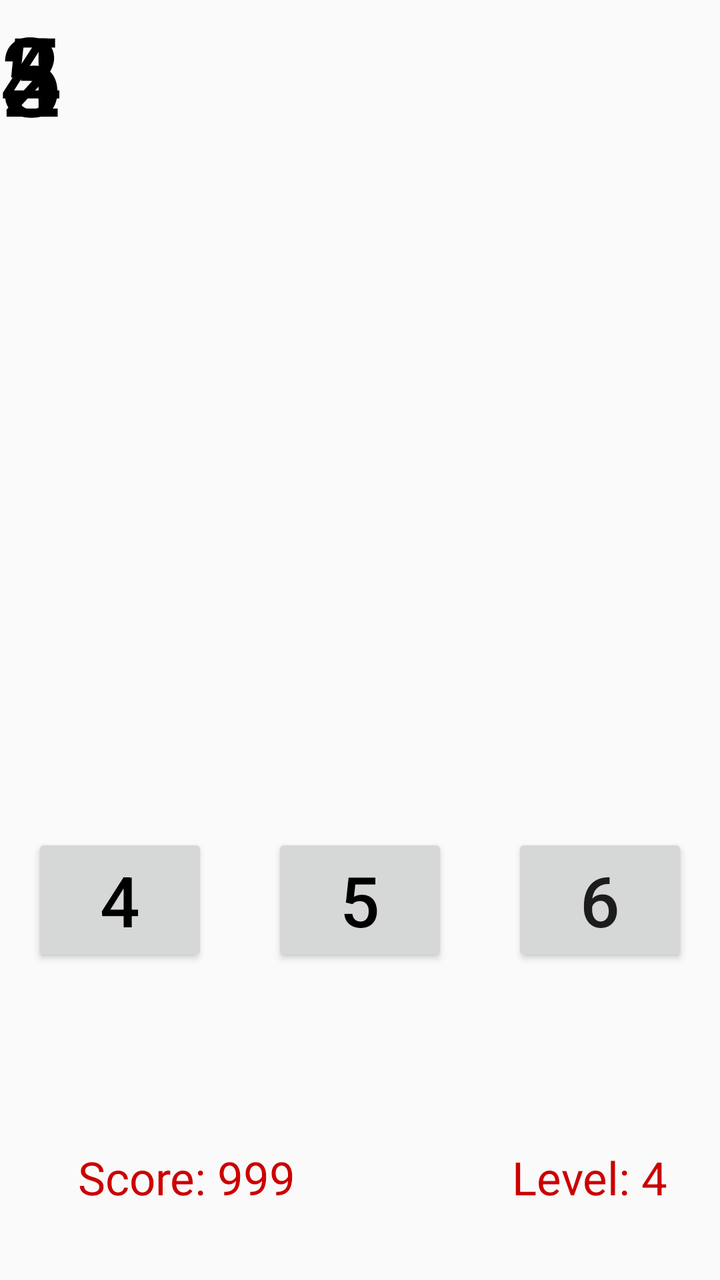
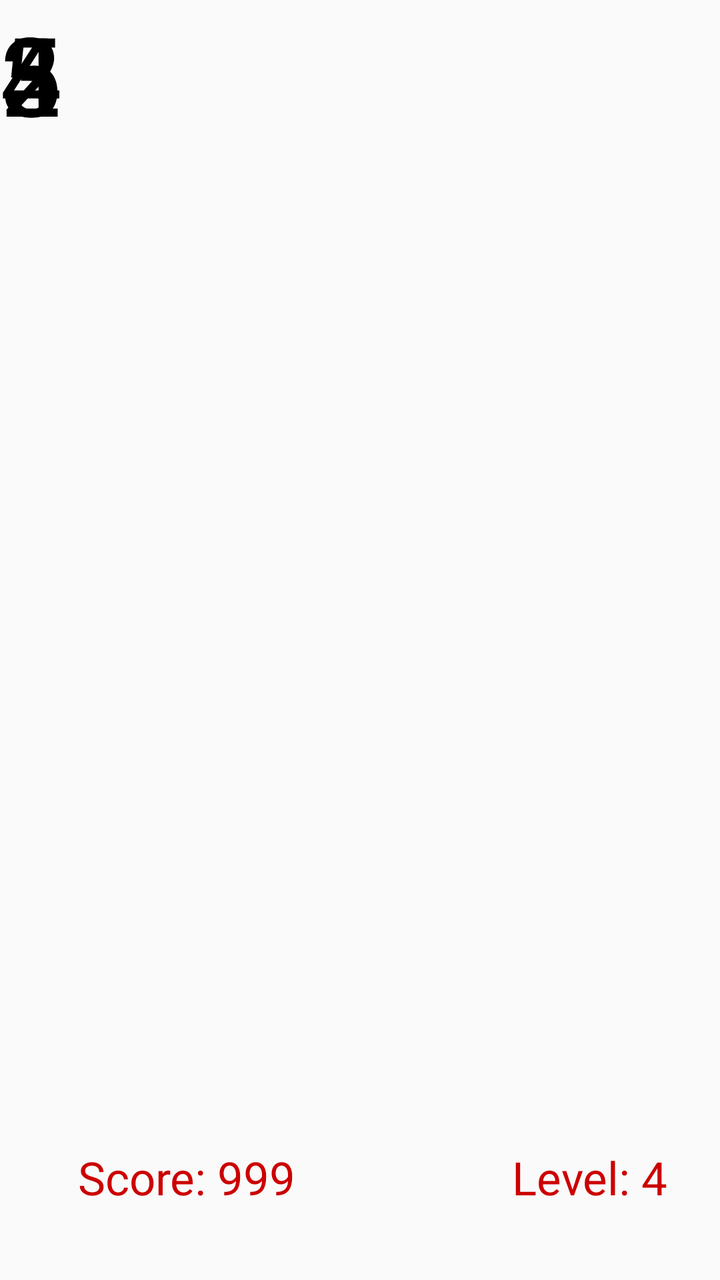

Compare the two renders of this Android layout. The source of the first and the diff that turns it into the second are given below.
<!-- AndroidManifest.xml: application theme AppTheme -->
<!-- res/layout/activity_game.xml -->
<?xml version="1.0" encoding="utf-8"?>
<android.support.constraint.ConstraintLayout xmlns:android="http://schemas.android.com/apk/res/android"
    xmlns:app="http://schemas.android.com/apk/res-auto"
    xmlns:tools="http://schemas.android.com/tools"
    android:layout_width="match_parent"
    android:layout_height="match_parent"
    tools:context="com.packetpub.mathgamechapter2.GameActivity"
    tools:layout_editor_absoluteY="81dp"
    tools:layout_editor_absoluteX="0dp">

    <TextView
        android:id="@+id/textPartA"
        android:layout_width="0dp"
        android:layout_height="75dp"
        android:layout_marginEnd="21dp"
        android:layout_marginStart="16dp"
        android:contentDescription="33"
        android:text="3"
        android:textColor="@android:color/black"
        android:textSize="55sp"
        tools:layout_editor_absoluteY="161dp"
        tools:layout_editor_absoluteX="16dp" />

    <TextView
        android:id="@+id/textPartD"
        android:layout_width="49dp"
        android:layout_height="82dp"
        android:layout_marginStart="19dp"
        android:text="4"
        android:textColor="@android:color/black"
        android:textSize="55sp"
        android:layout_marginEnd="23dp"
        tools:layout_editor_absoluteY="161dp"
        tools:layout_editor_absoluteX="302dp" />

    <TextView
        android:id="@+id/textPartC"
        android:layout_width="53dp"
        android:layout_height="76dp"
        android:layout_marginStart="18dp"
        android:text="2"
        android:textColor="@android:color/black"
        android:textSize="55sp"
        android:layout_marginEnd="19dp"
        tools:layout_editor_absoluteY="161dp"
        tools:layout_editor_absoluteX="205dp" />

    <TextView
        android:id="@+id/textPartB"
        android:layout_width="67dp"
        android:layout_height="82dp"
        android:text="5"
        android:textColor="@android:color/black"
        android:textSize="55sp"
        android:layout_marginEnd="65dp"
        android:layout_marginStart="65dp"
        tools:layout_editor_absoluteY="161dp"
        tools:layout_editor_absoluteX="104dp" />

    <Button
        android:id="@+id/buttonChoice1"
        android:layout_width="wrap_content"
        android:layout_height="wrap_content"
        android:layout_marginStart="16dp"
        android:text="4"
        android:textColor="@android:color/black"
        android:textSize="35sp"
        app:layout_constraintBaseline_toBaselineOf="@+id/buttonChoice2"
        tools:layout_constraintBaseline_creator="1"
        tools:layout_constraintLeft_creator="1"
        app:layout_constraintLeft_toLeftOf="parent"
        android:layout_marginLeft="16dp" />

    <Button
        android:id="@+id/buttonChoice2"
        android:layout_width="wrap_content"
        android:layout_height="wrap_content"
        android:text="5"
        android:textColor="@android:color/black"
        android:textSize="35sp"
        tools:layout_constraintRight_creator="1"
        tools:layout_constraintBottom_creator="1"
        app:layout_constraintBottom_toTopOf="@+id/textScore"
        app:layout_constraintRight_toRightOf="parent"
        tools:layout_constraintLeft_creator="1"
        android:layout_marginBottom="90dp"
        app:layout_constraintLeft_toLeftOf="parent" />

    <Button
        android:id="@+id/buttonChoice3"
        android:layout_width="wrap_content"
        android:layout_height="wrap_content"
        android:layout_marginEnd="16dp"
        android:text="6"
        android:textSize="35sp"
        tools:layout_constraintRight_creator="1"
        app:layout_constraintRight_toRightOf="parent"
        app:layout_constraintBaseline_toBaselineOf="@+id/buttonChoice2"
        tools:layout_constraintBaseline_creator="1"
        android:layout_marginRight="16dp" />

    <TextView
        android:id="@+id/textScore"
        android:layout_width="wrap_content"
        android:layout_height="wrap_content"
        android:text="Score: 999"
        android:textColor="@android:color/holo_red_dark"
        android:textSize="23sp"
        android:layout_marginStart="39dp"
        tools:layout_constraintBottom_creator="1"
        app:layout_constraintBottom_toBottomOf="parent"
        tools:layout_constraintLeft_creator="1"
        android:layout_marginBottom="36dp"
        app:layout_constraintLeft_toLeftOf="parent"
        android:layout_marginLeft="39dp" />

    <TextView
        android:id="@+id/textLevel"
        android:layout_width="wrap_content"
        android:layout_height="wrap_content"
        android:text="Level: 4"
        android:textColor="@android:color/holo_red_dark"
        android:textSize="23sp"
        android:layout_marginEnd="26dp"
        tools:layout_constraintRight_creator="1"
        tools:layout_constraintBottom_creator="1"
        app:layout_constraintBottom_toBottomOf="parent"
        app:layout_constraintRight_toRightOf="parent"
        android:layout_marginBottom="36dp"
        android:layout_marginRight="26dp" />
</android.support.constraint.ConstraintLayout>
<!-- resources referenced by this layout -->
<resources>
  <style name="AppTheme" parent="Theme.AppCompat.Light.DarkActionBar">
          
          <item name="colorPrimary">@color/colorPrimary</item>
          <item name="colorPrimaryDark">@color/colorPrimaryDark</item>
          <item name="colorAccent">@color/colorAccent</item>
      </style>
  <color name="colorPrimary">#3F51B5</color>
  <color name="colorPrimaryDark">#303F9F</color>
  <color name="colorAccent">#FF4081</color>
</resources>

<!-- the commit's change to res/layout/activity_game.xml (unified diff, before → after) -->
@@ -12,92 +12,48 @@
         android:id="@+id/textPartA"
         android:layout_width="0dp"
         android:layout_height="75dp"
-        android:layout_marginEnd="21dp"
         android:layout_marginStart="16dp"
         android:contentDescription="33"
         android:text="3"
         android:textColor="@android:color/black"
         android:textSize="55sp"
-        tools:layout_editor_absoluteY="161dp"
-        tools:layout_editor_absoluteX="16dp" />
+        tools:layout_editor_absoluteY="258dp"
+        tools:layout_editor_absoluteX="48dp" />
 
     <TextView
         android:id="@+id/textPartD"
         android:layout_width="49dp"
-        android:layout_height="82dp"
-        android:layout_marginStart="19dp"
+        android:layout_height="77dp"
         android:text="4"
         android:textColor="@android:color/black"
         android:textSize="55sp"
-        android:layout_marginEnd="23dp"
-        tools:layout_editor_absoluteY="161dp"
+        android:layout_marginEnd="33dp"
+        tools:layout_editor_absoluteY="258dp"
         tools:layout_editor_absoluteX="302dp" />
 
     <TextView
         android:id="@+id/textPartC"
-        android:layout_width="53dp"
-        android:layout_height="76dp"
-        android:layout_marginStart="18dp"
+        android:layout_width="35dp"
+        android:layout_height="68dp"
+        android:layout_marginStart="101dp"
         android:text="2"
         android:textColor="@android:color/black"
         android:textSize="55sp"
-        android:layout_marginEnd="19dp"
-        tools:layout_editor_absoluteY="161dp"
-        tools:layout_editor_absoluteX="205dp" />
+        android:layout_marginEnd="100dp"
+        tools:layout_editor_absoluteY="258dp"
+        tools:layout_editor_absoluteX="213dp" />
 
     <TextView
         android:id="@+id/textPartB"
-        android:layout_width="67dp"
+        android:layout_width="43dp"
         android:layout_height="82dp"
         android:text="5"
         android:textColor="@android:color/black"
         android:textSize="55sp"
         android:layout_marginEnd="65dp"
         android:layout_marginStart="65dp"
-        tools:layout_editor_absoluteY="161dp"
-        tools:layout_editor_absoluteX="104dp" />
-
-    <Button
-        android:id="@+id/buttonChoice1"
-        android:layout_width="wrap_content"
-        android:layout_height="wrap_content"
-        android:layout_marginStart="16dp"
-        android:text="4"
-        android:textColor="@android:color/black"
-        android:textSize="35sp"
-        app:layout_constraintBaseline_toBaselineOf="@+id/buttonChoice2"
-        tools:layout_constraintBaseline_creator="1"
-        tools:layout_constraintLeft_creator="1"
-        app:layout_constraintLeft_toLeftOf="parent"
-        android:layout_marginLeft="16dp" />
-
-    <Button
-        android:id="@+id/buttonChoice2"
-        android:layout_width="wrap_content"
-        android:layout_height="wrap_content"
-        android:text="5"
-        android:textColor="@android:color/black"
-        android:textSize="35sp"
-        tools:layout_constraintRight_creator="1"
-        tools:layout_constraintBottom_creator="1"
-        app:layout_constraintBottom_toTopOf="@+id/textScore"
-        app:layout_constraintRight_toRightOf="parent"
-        tools:layout_constraintLeft_creator="1"
-        android:layout_marginBottom="90dp"
-        app:layout_constraintLeft_toLeftOf="parent" />
-
-    <Button
-        android:id="@+id/buttonChoice3"
-        android:layout_width="wrap_content"
-        android:layout_height="wrap_content"
-        android:layout_marginEnd="16dp"
-        android:text="6"
-        android:textSize="35sp"
-        tools:layout_constraintRight_creator="1"
-        app:layout_constraintRight_toRightOf="parent"
-        app:layout_constraintBaseline_toBaselineOf="@+id/buttonChoice2"
-        tools:layout_constraintBaseline_creator="1"
-        android:layout_marginRight="16dp" />
+        tools:layout_editor_absoluteY="258dp"
+        tools:layout_editor_absoluteX="127dp" />
 
     <TextView
         android:id="@+id/textScore"
